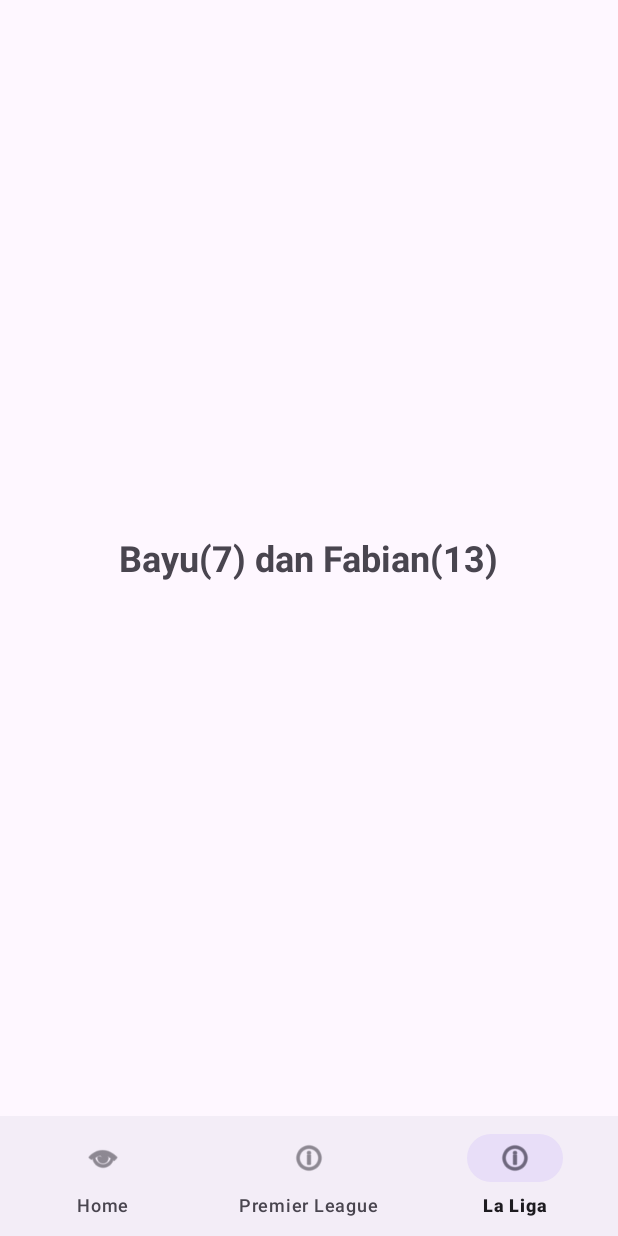
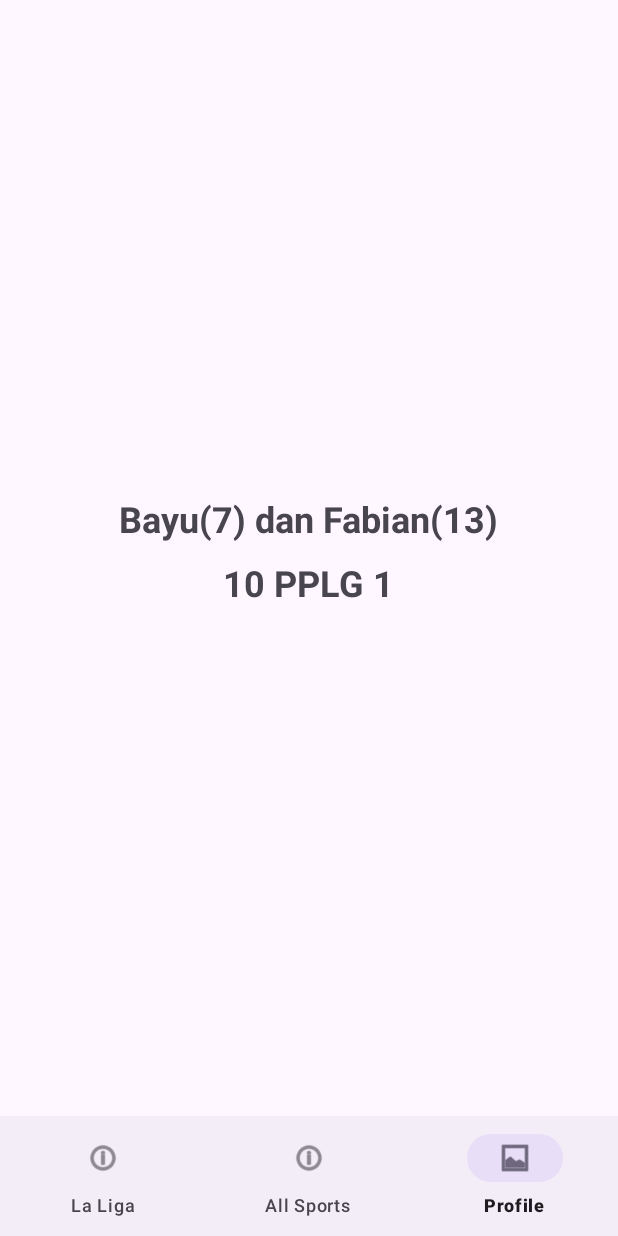
Before and after one commit to vooxza/PAS_Genap_7_13, an Android app: the screen it shows after launch (MainActivity), item 3 of the bottom bar chosen, on a phone screen of 412 x 824 dp. Run offline under Robolectric (Android 15) with nearby library versions, the phone set to English and light mode, and no system bars; 1 statement that could not run was skipped.

Commit message:
PAS_Genap_7_13

```diff
--- a/app/src/main/AndroidManifest.xml
+++ b/app/src/main/AndroidManifest.xml
@@ -1,6 +1,7 @@
 <?xml version="1.0" encoding="utf-8"?>
 <manifest xmlns:android="http://schemas.android.com/apk/res/android"
     xmlns:tools="http://schemas.android.com/tools">
+    <uses-permission android:name="android.permission.INTERNET"/>
 
     <uses-permission android:name="android.permission.INTERNET" />
 
--- a/app/src/main/java/com/example/pas_genap_7_13/ApiService.java
+++ b/app/src/main/java/com/example/pas_genap_7_13/ApiService.java
@@ -2,7 +2,6 @@ package com.example.pas_genap_7_13;
 
 import retrofit2.Call;
 import retrofit2.http.GET;
-
 public interface ApiService {
     @GET("all_leagues.php")
     Call<LeagueResponse> getLeagues();
--- a/app/src/main/res/layout/fragment_notifications.xml
+++ b/app/src/main/res/layout/fragment_notifications.xml
@@ -12,4 +12,13 @@
         android:textStyle="bold"
         android:layout_width="wrap_content"
         android:layout_height="wrap_content"/>
+
+    <TextView
+        android:text="10 PPLG 1"
+        android:textSize="24sp"
+        android:textStyle="bold"
+        android:layout_margin="10dp"
+        android:layout_width="wrap_content"
+        android:layout_height="wrap_content"/>
+
 </LinearLayout>
--- a/app/src/main/res/menu/bottom_nav_menu.xml
+++ b/app/src/main/res/menu/bottom_nav_menu.xml
@@ -1,14 +1,14 @@
 <menu xmlns:android="http://schemas.android.com/apk/res/android">
     <item
         android:id="@+id/nav_home"
-        android:icon="@android:drawable/ic_menu_view"
-        android:title="Home" />
+        android:icon="@android:drawable/ic_menu_info_details"
+        android:title="La Liga" />
     <item
         android:id="@+id/nav_dashboard"
         android:icon="@android:drawable/ic_menu_info_details"
-        android:title="Premier League" />
+        android:title="All Sports" />
     <item
         android:id="@+id/nav_notifications"
-        android:icon="@android:drawable/ic_menu_info_details"
-        android:title="La Liga" />
+        android:icon="@android:drawable/ic_menu_gallery"
+        android:title="Profile" />
 </menu>
```
